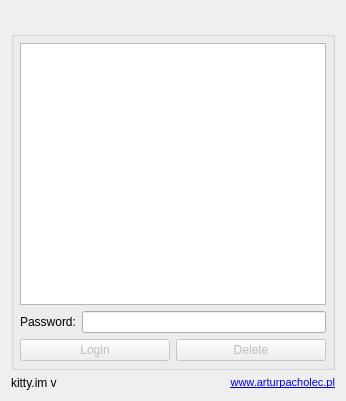
First picture: the form in src/libs/core/profiles/profiledialog.ui, repository KittyIM/kitty.im, before the edit.
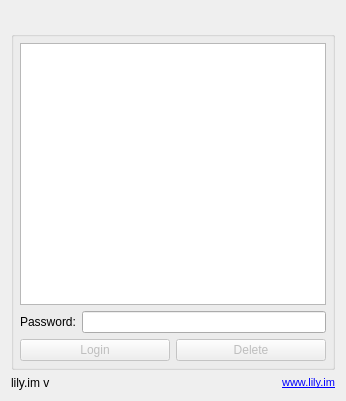
Second picture: the form after the edit. Icons and pictures are not drawn.

Commit message: Total rebranding. Goodbye kitty.im, hello lily.im.

```diff
--- a/src/libs/core/profiles/profiledialog.ui
+++ b/src/libs/core/profiles/profiledialog.ui
@@ -107,7 +107,7 @@
      <item>
       <widget class="QLabel" name="versionLabel">
        <property name="text">
-        <string notr="true">kitty.im v</string>
+        <string notr="true">lily.im v</string>
        </property>
       </widget>
      </item>
@@ -118,7 +118,7 @@
 &lt;html&gt;&lt;head&gt;&lt;meta name=&quot;qrichtext&quot; content=&quot;1&quot; /&gt;&lt;style type=&quot;text/css&quot;&gt;
 p, li { white-space: pre-wrap; }
 &lt;/style&gt;&lt;/head&gt;&lt;body style=&quot; font-family:'MS Shell Dlg 2'; font-size:8pt; font-weight:400; font-style:normal;&quot;&gt;
-&lt;p style=&quot; margin-top:0px; margin-bottom:0px; margin-left:0px; margin-right:0px; -qt-block-indent:0; text-indent:0px;&quot;&gt;&lt;a href=&quot;http://www.arturpacholec.pl/&quot;&gt;&lt;span style=&quot; text-decoration: underline; color:#0000ff;&quot;&gt;www.arturpacholec.pl&lt;/span&gt;&lt;/a&gt;&lt;/p&gt;&lt;/body&gt;&lt;/html&gt;</string>
+&lt;p style=&quot; margin-top:0px; margin-bottom:0px; margin-left:0px; margin-right:0px; -qt-block-indent:0; text-indent:0px;&quot;&gt;&lt;a href=&quot;http://www.lily.im/&quot;&gt;&lt;span style=&quot; text-decoration: underline; color:#0000ff;&quot;&gt;www.lily.im&lt;/span&gt;&lt;/a&gt;&lt;/p&gt;&lt;/body&gt;&lt;/html&gt;</string>
        </property>
        <property name="alignment">
         <set>Qt::AlignRight|Qt::AlignTrailing|Qt::AlignVCenter</set>
```
The commit also changes 25 other files.
